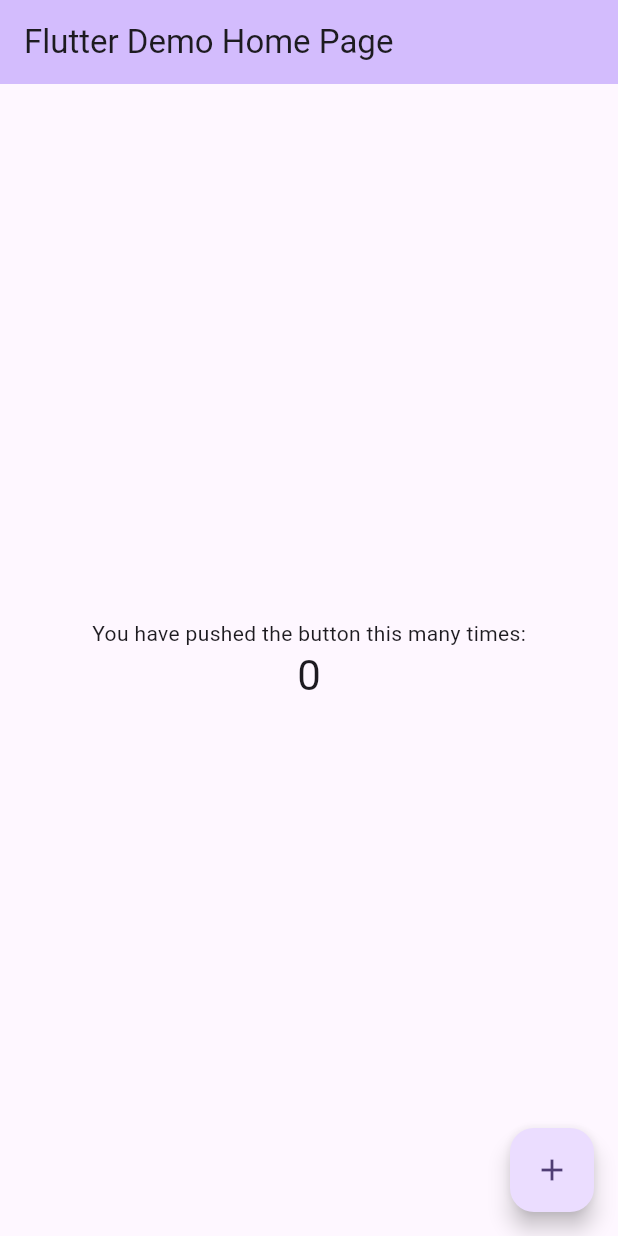
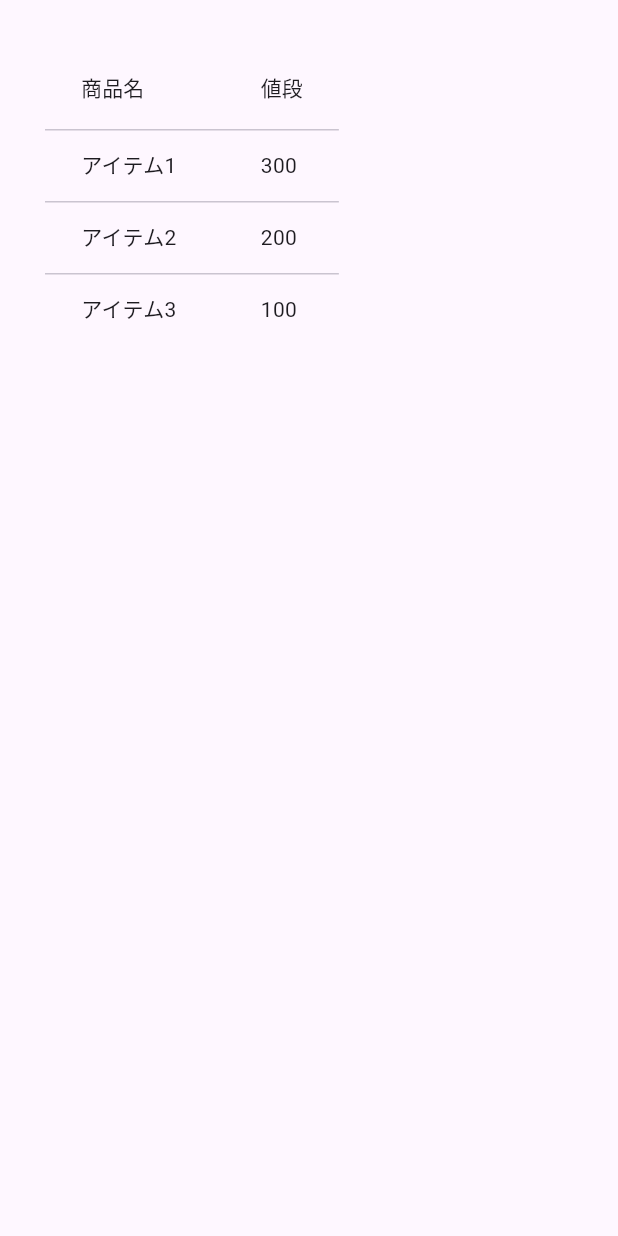
Before and after one commit to dream-developer/flutter_datatable, a Flutter app: the screen it shows after launch, on a phone screen of 412 x 824 dp. Run offline on Flutter 3.47's test engine with Material 3 defaults, Android fonts, the light colour scheme and no system bars.

Commit message:
データ表を表示する

```diff
--- a/lib/main.dart
+++ b/lib/main.dart
@@ -1,125 +1,45 @@
 import 'package:flutter/material.dart';
+void main() {
+  const columns = [
+    DataColumn( label: Text('商品名'), ),
+    DataColumn( label: Text('値段'), ),
+  ];
 
-void main() {
-  runApp(const MyApp());
+  const rows = [
+    DataRow(
+      cells: [
+        DataCell(Text('アイテム1')),
+        DataCell(Text('300')),
+      ],
+    ),
+    DataRow(
+      cells: [
+        DataCell(Text('アイテム2')),
+        DataCell(Text('200')),
+      ],
+    ),
+    DataRow(
+      cells: [
+        DataCell(Text('アイテム3')),
+        DataCell(Text('100')),
+      ],
+    ),
+  ];
+
+  final datatable = DataTable(
+    columns: columns,
+    rows: rows,
+  );
+
+  final body = Container( // ボディー
+    padding: const EdgeInsets.all(30),
+    child: datatable
+  );
+
+  final sc = Scaffold(
+    body: SafeArea(child:body ,), // ボディー
+  );
+
+  final app = MaterialApp(home: sc);
+  runApp(app);
 }
-
-class MyApp extends StatelessWidget {
-  const MyApp({super.key});
-
-  // This widget is the root of your application.
-  @override
-  Widget build(BuildContext context) {
-    return MaterialApp(
-      title: 'Flutter Demo',
-      theme: ThemeData(
-        // This is the theme of your application.
-        //
-        // TRY THIS: Try running your application with "flutter run". You'll see
-        // the application has a purple toolbar. Then, without quitting the app,
-        // try changing the seedColor in the colorScheme below to Colors.green
-        // and then invoke "hot reload" (save your changes or press the "hot
-        // reload" button in a Flutter-supported IDE, or press "r" if you used
-        // the command line to start the app).
-        //
-        // Notice that the counter didn't reset back to zero; the application
-        // state is not lost during the reload. To reset the state, use hot
-        // restart instead.
-        //
-        // This works for code too, not just values: Most code changes can be
-        // tested with just a hot reload.
-        colorScheme: ColorScheme.fromSeed(seedColor: Colors.deepPurple),
-        useMaterial3: true,
-      ),
-      home: const MyHomePage(title: 'Flutter Demo Home Page'),
-    );
-  }
-}
-
-class MyHomePage extends StatefulWidget {
-  const MyHomePage({super.key, required this.title});
-
-  // This widget is the home page of your application. It is stateful, meaning
-  // that it has a State object (defined below) that contains fields that affect
-  // how it looks.
-
-  // This class is the configuration for the state. It holds the values (in this
-  // case the title) provided by the parent (in this case the App widget) and
-  // used by the build method of the State. Fields in a Widget subclass are
-  // always marked "final".
-
-  final String title;
-
-  @override
-  State<MyHomePage> createState() => _MyHomePageState();
-}
-
-class _MyHomePageState extends State<MyHomePage> {
-  int _counter = 0;
-
-  void _incrementCounter() {
-    setState(() {
-      // This call to setState tells the Flutter framework that something has
-      // changed in this State, which causes it to rerun the build method below
-      // so that the display can reflect the updated values. If we changed
-      // _counter without calling setState(), then the build method would not be
-      // called again, and so nothing would appear to happen.
-      _counter++;
-    });
-  }
-
-  @override
-  Widget build(BuildContext context) {
-    // This method is rerun every time setState is called, for instance as done
-    // by the _incrementCounter method above.
-    //
-    // The Flutter framework has been optimized to make rerunning build methods
-    // fast, so that you can just rebuild anything that needs updating rather
-    // than having to individually change instances of widgets.
-    return Scaffold(
-      appBar: AppBar(
-        // TRY THIS: Try changing the color here to a specific color (to
-        // Colors.amber, perhaps?) and trigger a hot reload to see the AppBar
-        // change color while the other colors stay the same.
-        backgroundColor: Theme.of(context).colorScheme.inversePrimary,
-        // Here we take the value from the MyHomePage object that was created by
-        // the App.build method, and use it to set our appbar title.
-        title: Text(widget.title),
-      ),
-      body: Center(
-        // Center is a layout widget. It takes a single child and positions it
-        // in the middle of the parent.
-        child: Column(
-          // Column is also a layout widget. It takes a list of children and
-          // arranges them vertically. By default, it sizes itself to fit its
-          // children horizontally, and tries to be as tall as its parent.
-          //
-          // Column has various properties to control how it sizes itself and
-          // how it positions its children. Here we use mainAxisAlignment to
-          // center the children vertically; the main axis here is the vertical
-          // axis because Columns are vertical (the cross axis would be
-          // horizontal).
-          //
-          // TRY THIS: Invoke "debug painting" (choose the "Toggle Debug Paint"
-          // action in the IDE, or press "p" in the console), to see the
-          // wireframe for each widget.
-          mainAxisAlignment: MainAxisAlignment.center,
-          children: <Widget>[
-            const Text(
-              'You have pushed the button this many times:',
-            ),
-            Text(
-              '$_counter',
-              style: Theme.of(context).textTheme.headlineMedium,
-            ),
-          ],
-        ),
-      ),
-      floatingActionButton: FloatingActionButton(
-        onPressed: _incrementCounter,
-        tooltip: 'Increment',
-        child: const Icon(Icons.add),
-      ), // This trailing comma makes auto-formatting nicer for build methods.
-    );
-  }
-}
```
